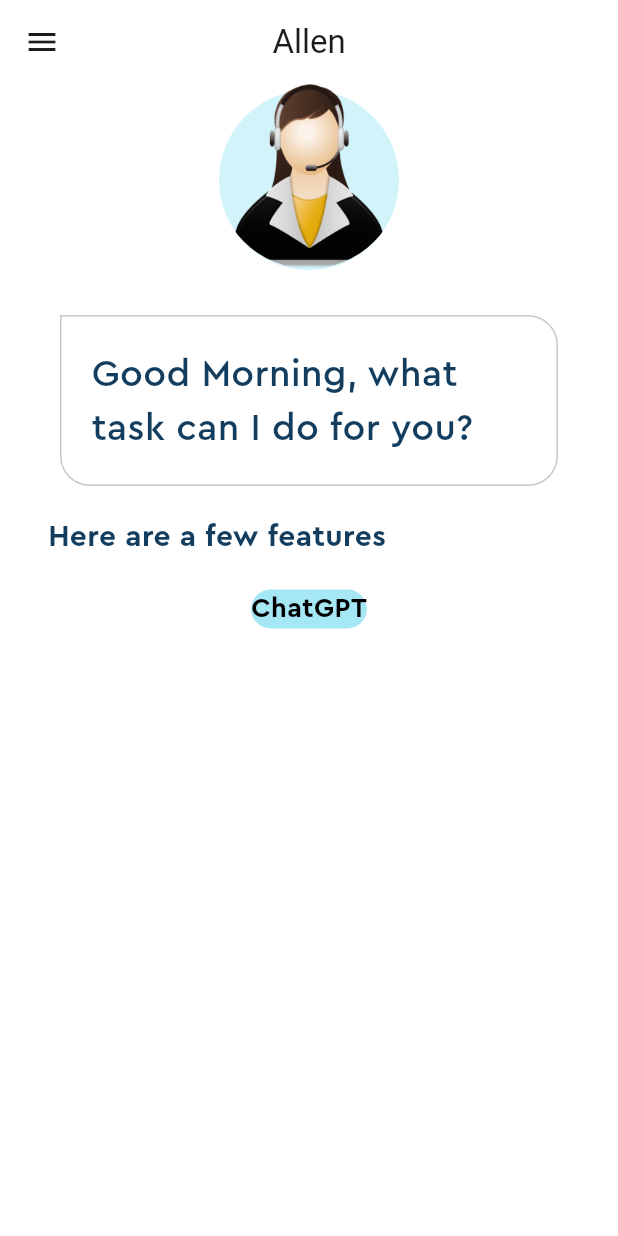
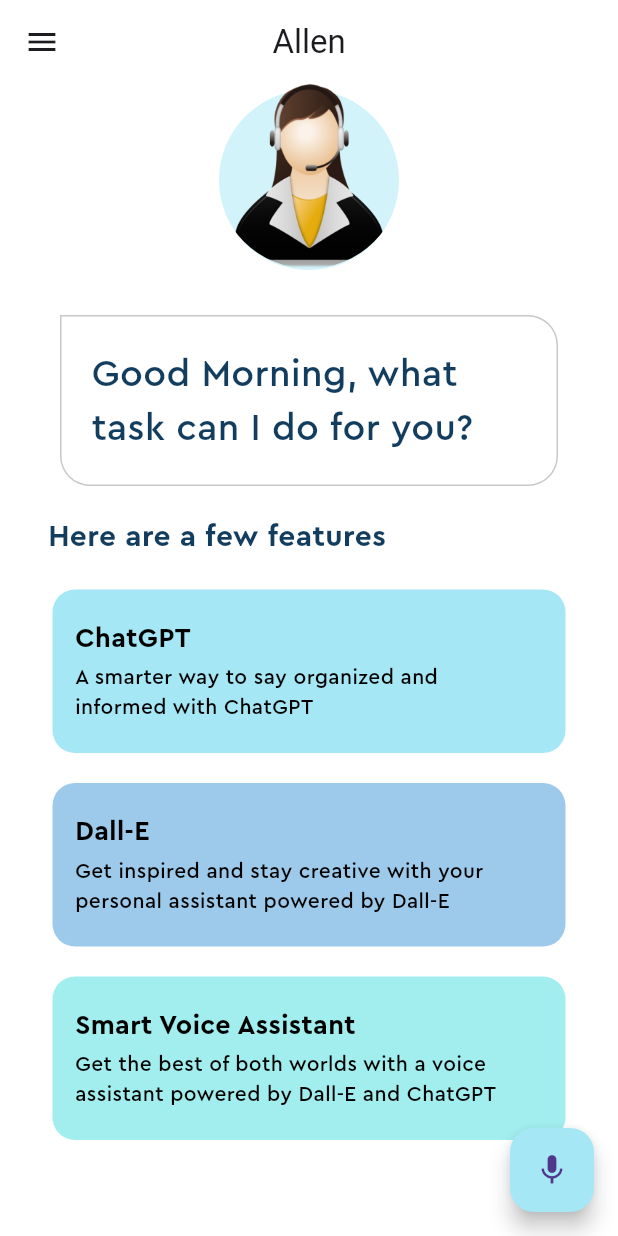
Before and after one commit to itsbhh/Voice-Assistant-Flutter, a Flutter app: the screen it shows after launch, on a phone screen of 412 x 824 dp. Run offline on Flutter 3.47's test engine with Material 3 defaults, Android fonts, the phone set to English and light mode, and no system bars; our stand-ins replace speech_to_text.

Commit message:
added speech to text features

```diff
--- a/voice_assistant/lib/feature_box.dart
+++ b/voice_assistant/lib/feature_box.dart
@@ -4,10 +4,12 @@
 class FeatureBox extends StatelessWidget {
   final Color color;
   final String headerText;
+  final String descriptionText;
   const FeatureBox({
     super.key,
     required this.color,
     required this.headerText,
+    required this.descriptionText,
   });
 
   @override
@@ -20,9 +22,17 @@
           Radius.circular(15),
         ),
       ),
+      child: Padding(
+        padding: const EdgeInsets.only(
+          top: 20.0,
+          left: 15,
+          bottom: 20,
+        ),
         child: Column(
           children: [
-          Text(
+            Align(
+              alignment: Alignment.centerLeft,
+              child: Text(
                 headerText,
                 style: const TextStyle(
                   fontFamily: 'Cera Pro',
@@ -31,7 +41,23 @@
                   fontWeight: FontWeight.bold,
                 ),
               ),
+            ),
+            const SizedBox(
+              height: 3,
+            ),
+
+            Padding(
+              padding: const EdgeInsets.only(right:20),
+              child: Text(
+                descriptionText,
+                style: const TextStyle(
+                  fontFamily: 'Cera Pro',
+                  color: Pallete.blackColor,
+                ),
+              ),
+            ),
           ],
+        ),
       ),
     );
   }
--- a/voice_assistant/lib/home_page.dart
+++ b/voice_assistant/lib/home_page.dart
@@ -1,4 +1,6 @@
 import 'package:flutter/material.dart';
+import 'package:speech_to_text/speech_recognition_result.dart';
+import 'package:speech_to_text/speech_to_text.dart';
 import 'package:voice_assistant/feature_box.dart';
 import 'package:voice_assistant/pallete.dart';
 
@@ -10,15 +12,56 @@
 }
 
 class _HomePageState extends State<HomePage> {
+  final speechToText = SpeechToText();
+  String lastWords = '';
+
+  @override
+  void initState() {
+    super.initState();
+    initSpeechToText();
+  }
+
+  Future<void> initSpeechToText() async {
+    bool available = await speechToText.initialize();
+    print('Speech-to-text initialized: $available');
+    setState(() {});
+  }
+
+  Future<void> startListening() async {
+    await speechToText.listen(onResult: onSpeechResult);
+    print('Started listening');
+    setState(() {});
+  }
+
+  Future<void> stopListening() async {
+    await speechToText.stop();
+    print('Stopped listening');
+    setState(() {});
+  }
+
+  void onSpeechResult(SpeechRecognitionResult result) {
+    setState(() {
+      lastWords = result.recognizedWords;
+    });
+    print('Recognized words: $lastWords');
+  }
+
+  @override
+  void dispose() {
+    speechToText.stop();
+    super.dispose();
+  }
+
   @override
   Widget build(BuildContext context) {
     return Scaffold(
-        appBar: AppBar(
-          title: const Text('Allen'),
-          leading: const Icon(Icons.menu),
-          centerTitle: true,
-        ),
-        body: Column(
+      appBar: AppBar(
+        title: const Text('Allen'),
+        leading: const Icon(Icons.menu),
+        centerTitle: true,
+      ),
+      body: SingleChildScrollView(
+        child: Column(
           children: [
             //Virtual assistant picture
             Stack(
@@ -59,8 +102,8 @@
                   border: Border.all(
                     color: Pallete.borderColor,
                   ),
-                  borderRadius:
-                      BorderRadius.circular(20).copyWith(topLeft: Radius.zero)),
+                  borderRadius: BorderRadius.circular(20)
+                      .copyWith(topLeft: Radius.zero)),
               child: const Padding(
                 padding: EdgeInsets.symmetric(vertical: 10.0),
                 child: Text(
@@ -92,15 +135,44 @@
             ),
 
             // features list
-            Column(
+            const Column(
               children: [
                 FeatureBox(
                   color: Pallete.firstSuggestionBoxColor,
                   headerText: 'ChatGPT',
+                  descriptionText:
+                      'A smarter way to say organized and informed with ChatGPT',
+                ),
+                FeatureBox(
+                  color: Pallete.secondSuggestionBoxColor,
+                  headerText: 'Dall-E',
+                  descriptionText:
+                      'Get inspired and stay creative with your personal assistant powered by Dall-E',
+                ),
+                FeatureBox(
+                  color: Pallete.thirdSuggestionBoxColor,
+                  headerText: 'Smart Voice Assistant',
+                  descriptionText:
+                      'Get the best of both worlds with a voice assistant powered by Dall-E and ChatGPT',
                 ),
               ],
             )
           ],
-        ));
+        ),
+      ),
+      floatingActionButton: FloatingActionButton(
+        backgroundColor: Pallete.firstSuggestionBoxColor,
+        onPressed: () async {
+          if (await speechToText.hasPermission && speechToText.isNotListening) {
+            await startListening();
+          } else if (speechToText.isListening) {
+            await stopListening();
+          } else {
+            initSpeechToText();
+          }
+        },
+        child: const Icon(Icons.mic),
+      ),
+    );
   }
 }
--- a/voice_assistant/pubspec.yaml
+++ b/voice_assistant/pubspec.yaml
@@ -35,6 +35,8 @@
   # The following adds the Cupertino Icons font to your application.
   # Use with the CupertinoIcons class for iOS style icons.
   cupertino_icons: ^1.0.6
+  speech_to_text: ^6.6.2
+  http: ^1.2.2
 
 dev_dependencies:
   flutter_test:
```
Also changed, not shown: voice_assistant/lib/openi_service.dart (added), voice_assistant/pubspec.lock, 3 other files. Lines whose indentation alone changed are shown as unchanged.
